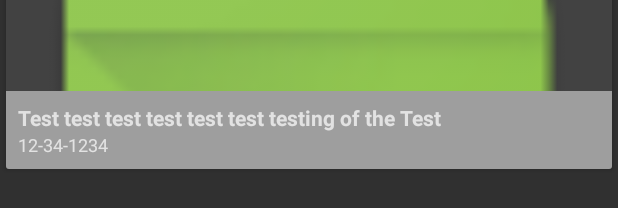
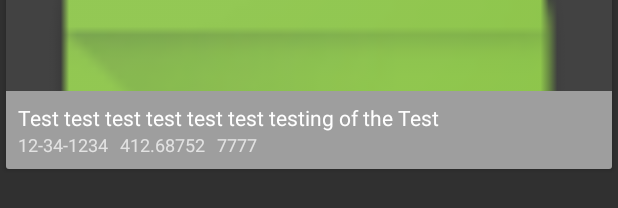
Before and after one commit to bskup/filmsy, an Android app: the layout film_list_item.xml on its own in the app's theme, with its tools: preview values and no code run, on a phone screen of 412 x 824 dp. Shown: the part 182-390 px from the top of the screen. Run offline under Robolectric (Android 15) with nearby library versions, the phone set to English and light mode, and no system bars.

Commit message:
Parse date, add popularity and rating to list item

```diff
--- a/app/src/main/res/layout/activity_detail.xml
+++ b/app/src/main/res/layout/activity_detail.xml
@@ -81,13 +81,13 @@
             android:layout_height="wrap_content"
             android:layout_marginBottom="8dp"
             android:textAllCaps="true"
-            android:textSize="12sp"
+            android:textSize="14sp"
             android:text="Summary"/>
         <TextView
             android:id="@+id/tv_film_overview"
             android:layout_width="match_parent"
             android:layout_height="wrap_content"
-            android:textSize="12sp"
+            android:textSize="14sp"
             android:text="This test film has the testiest overview aka summary. Check out how it's more than one sentence."/>
     </LinearLayout>
 
--- a/app/src/main/res/layout/film_list_item.xml
+++ b/app/src/main/res/layout/film_list_item.xml
@@ -1,49 +1,77 @@
 <?xml version="1.0" encoding="utf-8"?>
 <android.support.v7.widget.CardView
     xmlns:android="http://schemas.android.com/apk/res/android"
+    xmlns:app="http://schemas.android.com/apk/res-auto"
     android:layout_width="match_parent"
     android:layout_height="230dp"
     android:layout_margin="4dp">
+
     <FrameLayout
-android:orientation="vertical"
         android:layout_width="match_parent"
-android:layout_height="match_parent">
+        android:layout_height="match_parent"
+        android:orientation="vertical">
 
         <ImageView
             android:id="@+id/iv_poster"
             android:layout_width="match_parent"
             android:layout_height="match_parent"
-    android:src="@mipmap/ic_launcher"
-    android:scaleType="centerCrop"/>
+            android:scaleType="centerCrop"
+            android:src="@mipmap/ic_launcher"/>
 
-<LinearLayout
+        <android.support.constraint.ConstraintLayout
             android:id="@+id/ll_colored_bar_with_text"
             android:layout_width="match_parent"
             android:layout_height="wrap_content"
+            android:layout_gravity="bottom"
+            android:background="#9e9e9e"
             android:orientation="vertical"
-    android:padding="8dp"
-    android:layout_gravity="bottom"
-    android:background="#9e9e9e">
+            android:padding="8dp">
 
             <TextView
                 android:id="@+id/tv_film_title"
                 android:layout_width="wrap_content"
                 android:layout_height="wrap_content"
-        android:textSize="14sp"
-        android:textStyle="bold"
                 android:ellipsize="end"
                 android:maxLines="1"
-        android:text="Test test test test test test testing of the Test"/>
+                android:text="Test test test test test test testing of the Test"
+                android:textColor="?attr/listItemCardTextColor"
+                android:textSize="14sp"/>
 
             <TextView
                 android:id="@+id/tv_film_release_date"
                 android:layout_width="wrap_content"
                 android:layout_height="wrap_content"
+                android:alpha="0.7"
+                android:text="12-34-1234"
+                android:textColor="?attr/listItemCardTextColor"
                 android:textSize="12sp"
-        android:text="12-34-1234"/>
-</LinearLayout>
+                app:layout_constraintTop_toBottomOf="@+id/tv_film_title"/>
 
+            <TextView
+                android:id="@+id/tv_film_popularity"
+                android:layout_width="wrap_content"
+                android:layout_height="wrap_content"
+                android:layout_marginLeft="8dp"
+                android:alpha="0.7"
+                android:text="412.68752"
+                android:textColor="?attr/listItemCardTextColor"
+                android:textSize="12sp"
+                app:layout_constraintLeft_toRightOf="@+id/tv_film_release_date"
+                app:layout_constraintTop_toBottomOf="@+id/tv_film_title"/>
 
+            <TextView
+                android:id="@+id/tv_film_rating"
+                android:layout_width="wrap_content"
+                android:layout_height="wrap_content"
+                android:layout_marginLeft="8dp"
+                android:alpha="0.7"
+                android:text="7777"
+                android:textColor="?attr/listItemCardTextColor"
+                android:textSize="12sp"
+                app:layout_constraintTop_toBottomOf="@+id/tv_film_title"
+                app:layout_constraintLeft_toRightOf="@+id/tv_film_popularity"/>
+
+        </android.support.constraint.ConstraintLayout>
 
     </FrameLayout>
 </android.support.v7.widget.CardView>
--- a/app/src/main/res/values/attrs.xml
+++ b/app/src/main/res/values/attrs.xml
@@ -4,4 +4,6 @@
     <attr name="bottomNavActive" format="reference"/>
     <attr name="bottomNavInactive" format="reference"/>
     <attr name="listItemCardTextColor" format="reference"/>
+    <attr name="listItemBgColor" format="reference"/>
+    <attr name="themeName" format="reference"/>
 </resources>
--- a/app/src/main/res/values/strings.xml
+++ b/app/src/main/res/values/strings.xml
@@ -8,4 +8,6 @@
     <string name="settings_theme_dark_value">AppThemeDark</string>
     <string name="settings_theme_default">AppThemeDark</string>
     <string name="settings_title">Settings</string>
+    <string name="theme_name_light">AppThemeLight</string>
+    <string name="theme_name_dark">AppThemeDark</string>
 </resources>
--- a/app/src/main/res/values/styles.xml
+++ b/app/src/main/res/values/styles.xml
@@ -1,7 +1,7 @@
 <resources>
 
     <!-- Base application theme. -->
-    <style name="AppThemeLight" parent="Theme.AppCompat.Light.DarkActionBar">
+    <style name="AppThemeLight" parent="Theme.AppCompat.Light.NoActionBar">
         <!-- Customize your theme here. -->
         <item name="colorPrimary">@color/light_colorPrimary</item>
         <item name="colorPrimaryDark">@color/light_colorPrimaryDark</item>
@@ -10,10 +10,12 @@
         <item name="bottomNavActive">@color/light_bottomNavActive</item>
         <item name="bottomNavInactive">@color/light_bottomNavInactive</item>
         <item name="listItemCardTextColor">@color/light_listItemCardTextColor</item>
+        <item name="listItemBgColor">@color/light_listItemBgColor</item>
+        <item name="themeName">@string/theme_name_light</item>
     </style>
 
     <!-- Dark theme. -->
-    <style name="AppThemeDark" parent="Theme.AppCompat">
+    <style name="AppThemeDark" parent="Theme.AppCompat.NoActionBar">
         <!-- Customize your theme here. -->
         <item name="colorPrimary">@color/dark_colorPrimary</item>
         <item name="colorPrimaryDark">@color/dark_colorPrimaryDark</item>
@@ -22,6 +24,8 @@
         <item name="bottomNavActive">@color/dark_bottomNavActive</item>
         <item name="bottomNavInactive">@color/dark_bottomNavInactive</item>
         <item name="listItemCardTextColor">@color/dark_listItemCardTextColor</item>
+        <item name="listItemBgColor">@color/dark_listItemBgColor</item>
+        <item name="themeName">@string/theme_name_dark</item>
     </style>
 
 </resources>
```
Also changed, not shown: app/src/main/java/com/bskup/filmsy/FilmAdapter.java (+52 -19 lines), app/src/main/java/com/bskup/filmsy/MainActivity.java (+7 -0 lines), app/src/main/res/layout/activity_main.xml (+27 -1 lines), app/src/main/res/values/colors.xml (+8 -14 lines). Lines whose indentation alone changed are shown as unchanged.
